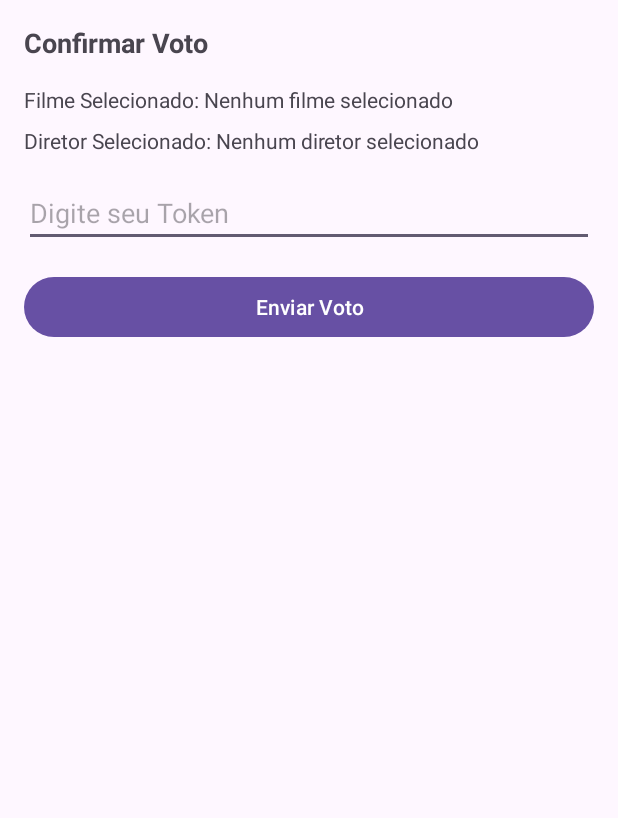
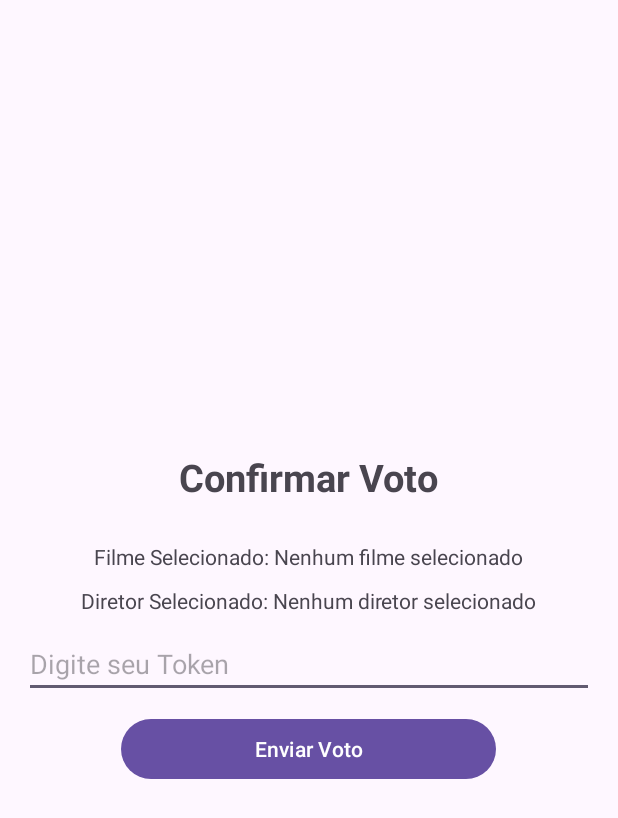
Before and after one commit to RafaelNakamura/oscarApp, an Android app built with Jetpack Compose: the ConfirmVoteActivity screen opened directly, with no data from a screen before it, on a phone screen of 412 x 824 dp. Shown: the top 818 px of the screen. Run offline under Robolectric (Android 15) with nearby library versions, the phone set to English and light mode, and no system bars.

Commit message:
linear-layout-componentes

```diff
--- a/app/src/main/res/layout/activity_confirm_vote.xml
+++ b/app/src/main/res/layout/activity_confirm_vote.xml
@@ -2,42 +2,44 @@
     android:layout_width="match_parent"
     android:layout_height="match_parent"
     android:orientation="vertical"
+    android:gravity="center"
     android:padding="16dp">
 
     <TextView
         android:id="@+id/tvConfirmVoteTitle"
-        android:layout_width="match_parent"
+        android:layout_width="wrap_content"
         android:layout_height="wrap_content"
         android:text="Confirmar Voto"
-        android:textSize="18sp"
+        android:textSize="25sp"
         android:textStyle="bold"
         android:layout_marginBottom="16dp" />
 
     <TextView
         android:id="@+id/tvSelectedMovie"
-        android:layout_width="match_parent"
+        android:layout_width="wrap_content"
         android:layout_height="wrap_content"
         android:text="Filme Selecionado: "
-        android:layout_marginBottom="8dp" />
+        android:layout_marginTop="10dp" />
 
     <TextView
         android:id="@+id/tvSelectedDirector"
-        android:layout_width="match_parent"
+        android:layout_width="wrap_content"
         android:layout_height="wrap_content"
         android:text="Diretor Selecionado: "
-        android:layout_marginBottom="16dp" />
+        android:layout_marginTop="10dp" />
 
     <EditText
         android:id="@+id/etToken"
         android:layout_width="match_parent"
         android:layout_height="wrap_content"
         android:hint="Digite seu Token"
-        android:inputType="number" />
+        android:inputType="number"
+        android:layout_marginTop="10dp" />
 
     <Button
         android:id="@+id/btnSendVote"
-        android:layout_width="match_parent"
+        android:layout_width="250dp"
         android:layout_height="wrap_content"
-        android:text="Enviar Voto"
-        android:layout_marginTop="16dp" />
+        android:layout_marginTop="10dp"
+        android:text="Enviar Voto" />
 </LinearLayout>
--- a/app/src/main/res/layout/activity_movie_vote.xml
+++ b/app/src/main/res/layout/activity_movie_vote.xml
@@ -12,5 +12,5 @@
     <androidx.recyclerview.widget.RecyclerView
         android:id="@+id/recyclerViewMovies"
         android:layout_width="match_parent"
-        android:layout_height="match_parent" />
+        android:layout_height="wrap_content" />
 </LinearLayout>
```
Also changed, not shown: app/src/main/res/layout/activity_director_vote.xml (+7 -6 lines), app/src/main/res/layout/activity_home.xml (+10 -6 lines), app/src/main/res/layout/activity_login.xml (+14 -2 lines).
